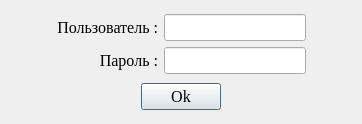
Old version of the form authorizationdialog.ui in the repository Alex-Namat/PostOffice_db.
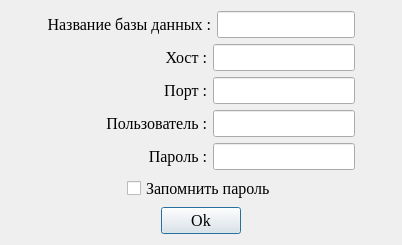
New version of the form.

```diff
--- a/authorizationdialog.ui
+++ b/authorizationdialog.ui
@@ -6,8 +6,8 @@
    <rect>
     <x>0</x>
     <y>0</y>
-    <width>362</width>
-    <height>124</height>
+    <width>402</width>
+    <height>243</height>
    </rect>
   </property>
   <property name="sizePolicy">
@@ -19,76 +19,89 @@
   <property name="maximumSize">
    <size>
     <width>16777215</width>
-    <height>183</height>
+    <height>16777215</height>
    </size>
   </property>
   <property name="windowTitle">
    <string>Конфигурация драйвера ODBC</string>
   </property>
-  <layout class="QGridLayout" name="gridLayout_2">
-   <item row="1" column="0">
-    <layout class="QHBoxLayout" name="horizontalLayout_6">
-     <item>
-      <spacer name="horizontalSpacer_8">
-       <property name="orientation">
-        <enum>Qt::Horizontal</enum>
-       </property>
-       <property name="sizeHint" stdset="0">
-        <size>
-         <width>40</width>
-         <height>20</height>
-        </size>
-       </property>
-      </spacer>
-     </item>
-     <item>
-      <widget class="QPushButton" name="pushButton">
-       <property name="font">
-        <font>
-         <family>Times New Roman</family>
-         <pointsize>12</pointsize>
-        </font>
-       </property>
-       <property name="layoutDirection">
-        <enum>Qt::LeftToRight</enum>
-       </property>
-       <property name="text">
-        <string>Ok</string>
-       </property>
-      </widget>
-     </item>
-     <item>
-      <spacer name="horizontalSpacer_7">
-       <property name="orientation">
-        <enum>Qt::Horizontal</enum>
-       </property>
-       <property name="sizeHint" stdset="0">
-        <size>
-         <width>40</width>
-         <height>20</height>
-        </size>
-       </property>
-      </spacer>
-     </item>
-    </layout>
-   </item>
-   <item row="0" column="0">
     <layout class="QGridLayout" name="gridLayout">
-     <item row="1" column="0">
-      <spacer name="horizontalSpacer_6">
-       <property name="orientation">
-        <enum>Qt::Horizontal</enum>
+   <item row="0" column="1">
+    <layout class="QHBoxLayout" name="horizontalLayout_9">
+     <item>
+      <widget class="QLabel" name="label_9">
+       <property name="font">
+        <font>
+         <family>Times New Roman</family>
+         <pointsize>12</pointsize>
+        </font>
        </property>
-       <property name="sizeHint" stdset="0">
+       <property name="text">
+        <string>Название базы данных :</string>
+       </property>
+       <property name="alignment">
+        <set>Qt::AlignRight|Qt::AlignTrailing|Qt::AlignVCenter</set>
+       </property>
+      </widget>
+     </item>
+     <item>
+      <widget class="QLineEdit" name="nameEdit">
+       <property name="maximumSize">
         <size>
-         <width>40</width>
-         <height>20</height>
+         <width>142</width>
+         <height>16777215</height>
         </size>
        </property>
-      </spacer>
+       <property name="font">
+        <font>
+         <family>Times New Roman</family>
+         <pointsize>12</pointsize>
+        </font>
+       </property>
+      </widget>
      </item>
-     <item row="1" column="2">
-      <spacer name="horizontalSpacer_5">
+    </layout>
+   </item>
+   <item row="2" column="1">
+    <layout class="QHBoxLayout" name="horizontalLayout_7">
+     <item>
+      <widget class="QLabel" name="label_7">
+       <property name="font">
+        <font>
+         <family>Times New Roman</family>
+         <pointsize>12</pointsize>
+        </font>
+       </property>
+       <property name="text">
+        <string>Порт :</string>
+       </property>
+       <property name="alignment">
+        <set>Qt::AlignRight|Qt::AlignTrailing|Qt::AlignVCenter</set>
+       </property>
+      </widget>
+     </item>
+     <item>
+      <widget class="QLineEdit" name="portEdit">
+       <property name="maximumSize">
+        <size>
+         <width>142</width>
+         <height>16777215</height>
+        </size>
+       </property>
+       <property name="font">
+        <font>
+         <family>Times New Roman</family>
+         <pointsize>12</pointsize>
+        </font>
+       </property>
+      </widget>
+     </item>
+    </layout>
+   </item>
+   <item row="5" column="1">
+    <layout class="QHBoxLayout" name="horizontalLayout">
+     <item>
+      <spacer name="horizontalSpacer_10">
        <property name="orientation">
         <enum>Qt::Horizontal</enum>
        </property>
@@ -100,8 +113,21 @@
        </property>
       </spacer>
      </item>
-     <item row="0" column="0">
-      <spacer name="horizontalSpacer">
+     <item>
+      <widget class="QCheckBox" name="checkBox">
+       <property name="font">
+        <font>
+         <family>Times New Roman</family>
+         <pointsize>12</pointsize>
+        </font>
+       </property>
+       <property name="text">
+        <string>Запомнить пароль</string>
+       </property>
+      </widget>
+     </item>
+     <item>
+      <spacer name="horizontalSpacer_11">
        <property name="orientation">
         <enum>Qt::Horizontal</enum>
        </property>
@@ -112,8 +138,46 @@
         </size>
        </property>
       </spacer>
+     </item>
+    </layout>
      </item>
      <item row="1" column="1">
+    <layout class="QHBoxLayout" name="horizontalLayout_8">
+     <item>
+      <widget class="QLabel" name="label_8">
+       <property name="font">
+        <font>
+         <family>Times New Roman</family>
+         <pointsize>12</pointsize>
+        </font>
+       </property>
+       <property name="text">
+        <string>Хост :</string>
+       </property>
+       <property name="alignment">
+        <set>Qt::AlignRight|Qt::AlignTrailing|Qt::AlignVCenter</set>
+       </property>
+      </widget>
+     </item>
+     <item>
+      <widget class="QLineEdit" name="hostEdit">
+       <property name="maximumSize">
+        <size>
+         <width>142</width>
+         <height>16777215</height>
+        </size>
+       </property>
+       <property name="font">
+        <font>
+         <family>Times New Roman</family>
+         <pointsize>12</pointsize>
+        </font>
+       </property>
+      </widget>
+     </item>
+    </layout>
+   </item>
+   <item row="4" column="1">
       <layout class="QHBoxLayout" name="horizontalLayout_4">
        <item>
         <widget class="QLabel" name="label_5">
@@ -155,7 +219,53 @@
        </item>
       </layout>
      </item>
-     <item row="0" column="1">
+   <item row="6" column="1">
+    <layout class="QHBoxLayout" name="horizontalLayout_6">
+     <item>
+      <spacer name="horizontalSpacer_8">
+       <property name="orientation">
+        <enum>Qt::Horizontal</enum>
+       </property>
+       <property name="sizeHint" stdset="0">
+        <size>
+         <width>40</width>
+         <height>20</height>
+        </size>
+       </property>
+      </spacer>
+     </item>
+     <item>
+      <widget class="QPushButton" name="pushButton">
+       <property name="font">
+        <font>
+         <family>Times New Roman</family>
+         <pointsize>12</pointsize>
+        </font>
+       </property>
+       <property name="layoutDirection">
+        <enum>Qt::LeftToRight</enum>
+       </property>
+       <property name="text">
+        <string>Ok</string>
+       </property>
+      </widget>
+     </item>
+     <item>
+      <spacer name="horizontalSpacer_7">
+       <property name="orientation">
+        <enum>Qt::Horizontal</enum>
+       </property>
+       <property name="sizeHint" stdset="0">
+        <size>
+         <width>40</width>
+         <height>20</height>
+        </size>
+       </property>
+      </spacer>
+     </item>
+    </layout>
+   </item>
+   <item row="3" column="1">
       <layout class="QHBoxLayout" name="horizontalLayout_3">
        <item>
         <widget class="QLabel" name="label_4">
@@ -191,8 +301,8 @@
        </item>
       </layout>
      </item>
-     <item row="0" column="2">
-      <spacer name="horizontalSpacer_4">
+   <item row="3" column="0">
+    <spacer name="horizontalSpacer_6">
        <property name="orientation">
         <enum>Qt::Horizontal</enum>
        </property>
@@ -204,7 +314,18 @@
        </property>
       </spacer>
      </item>
-    </layout>
+   <item row="3" column="2">
+    <spacer name="horizontalSpacer_13">
+     <property name="orientation">
+      <enum>Qt::Horizontal</enum>
+     </property>
+     <property name="sizeHint" stdset="0">
+      <size>
+       <width>40</width>
+       <height>20</height>
+      </size>
+     </property>
+    </spacer>
    </item>
   </layout>
  </widget>
```
Lines whose indentation alone changed are shown as unchanged.
